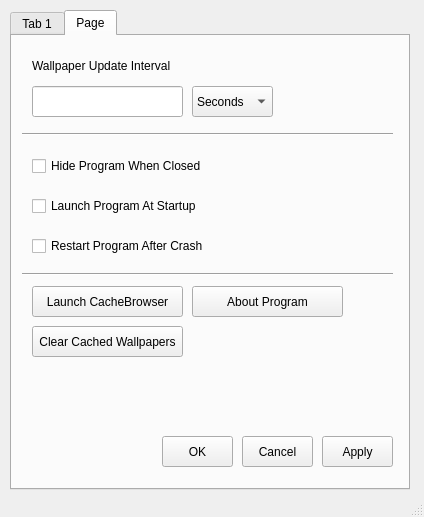
The window that gui/ui/mainwindow.ui (Gavin1937/WallpaperChanger) describes before a commit, drawn with Qt 5.
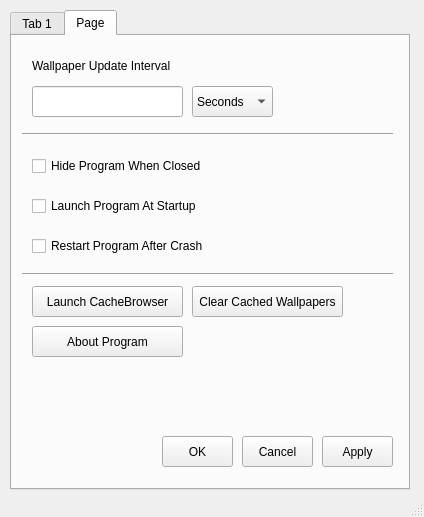
The same window after the commit.

Commit message: switched bnts AboutProgram & ClearCachedWallpapers

Diff of the .ui file:
```diff
--- a/gui/ui/mainwindow.ui
+++ b/gui/ui/mainwindow.ui
@@ -470,8 +470,8 @@
      <widget class="QPushButton" name="Bnt_AboutProgram">
       <property name="geometry">
        <rect>
-        <x>180</x>
-        <y>250</y>
+        <x>20</x>
+        <y>290</y>
         <width>151</width>
         <height>31</height>
        </rect>
@@ -483,8 +483,8 @@
      <widget class="QPushButton" name="tab1Bnt_ClearCachedWallpapers">
       <property name="geometry">
        <rect>
-        <x>20</x>
-        <y>290</y>
+        <x>180</x>
+        <y>250</y>
         <width>151</width>
         <height>31</height>
        </rect>
```
